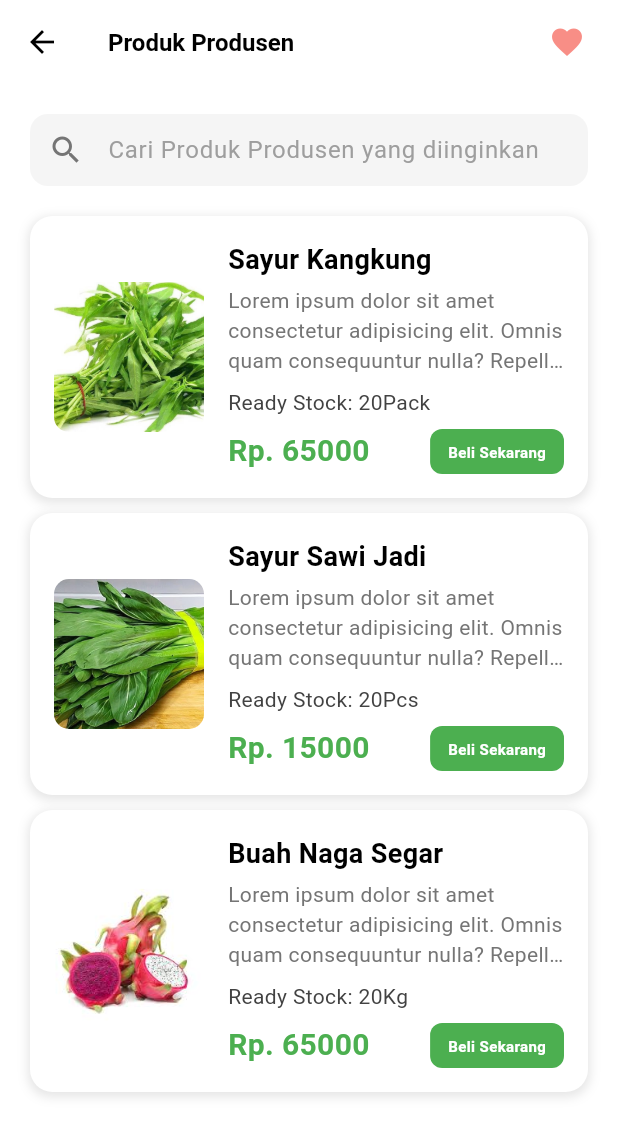
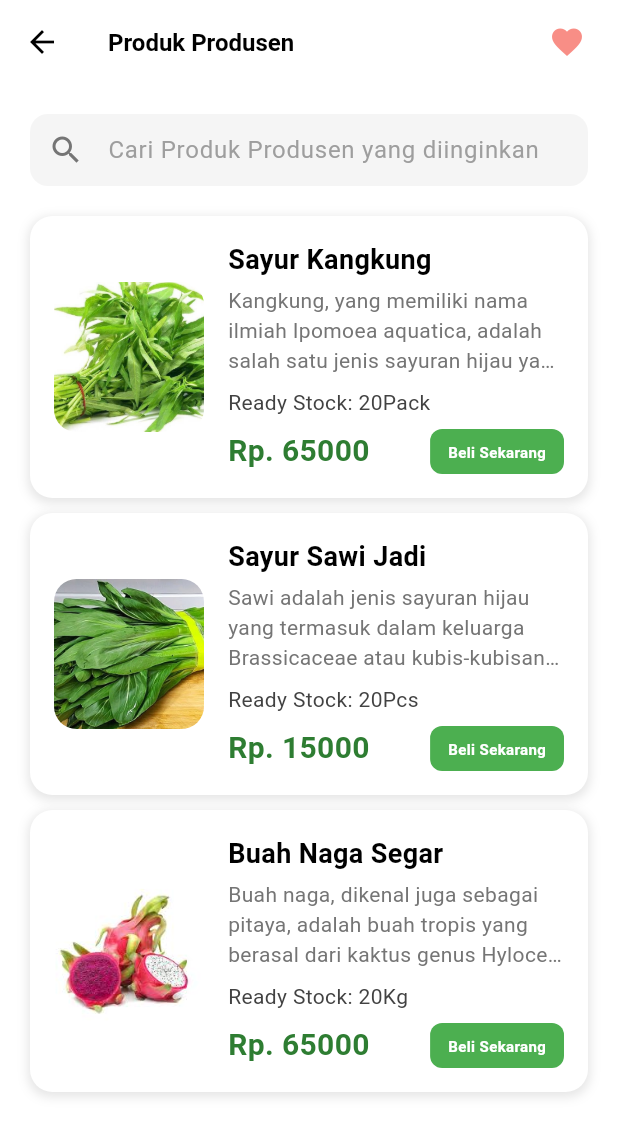
Before and after one commit to firdausmuh/agrolink_app, a Flutter app: the ProdusenScreen screen opened directly, on a phone screen of 412 x 824 dp. Shown: the top 1136 px of the screen. Run offline on Flutter 3.47's test engine with Material 3 defaults, Android fonts, the phone set to English and light mode, and no system bars; our stand-ins replace shared_preferences; missing offline and left inert: dart:ffi; accounts and stored records are empty.

Commit message:
add description for product produsen

```diff
--- a/lib/components/produk_produsen/produsen_card.dart
+++ b/lib/components/produk_produsen/produsen_card.dart
@@ -45,13 +45,15 @@ class ProdusenCard extends StatelessWidget {
               width: 100,
               height: 100,
               decoration: BoxDecoration(
-                borderRadius: BorderRadius.circular(10),
+                borderRadius: BorderRadius.circular(15),
               ),
               child: ClipRRect(
-                borderRadius: BorderRadius.circular(10),
+                borderRadius: BorderRadius.circular(15),
                 child: Image.asset(
                   imageUrl,
                   fit: BoxFit.cover,
+                  width: double.infinity,
+                  height: double.infinity,
                 ),
               ),
             ),
@@ -95,10 +97,11 @@ class ProdusenCard extends StatelessWidget {
                     children: [
                       Text(
                         'Rp. ${price.toStringAsFixed(0)}',
-                        style: const TextStyle(
+                        style: TextStyle(
                           fontSize: 20,
                           fontWeight: FontWeight.bold,
-                          color: Colors.green,
+                          //color: Colors.green[900],
+                          color: Colors.green[800]
                         ),
                       ),
                       Container(
--- a/lib/models/Produsen.dart
+++ b/lib/models/Produsen.dart
@@ -23,7 +23,7 @@ class produk_produsen {
 List<produk_produsen> produsens = [
   produk_produsen(
       title: "Sayur Kangkung",
-      description: "Lorem ipsum dolor sit amet consectetur adipisicing elit. Omnis quam consequuntur nulla? Repellat nihil quo deleniti doloremque consequuntur id pariatur?",
+      description: "Kangkung, yang memiliki nama ilmiah Ipomoea aquatica, adalah salah satu jenis sayuran hijau yang populer di banyak negara Asia, termasuk Indonesia. Kangkung dikenal sebagai sayuran yang tumbuh cepat dan mudah dibudidayakan, terutama di daerah tropis dengan banyak air.",
       readyStock: "20Pack",
       imageUrl: ['assets/images/produsen/kankung.png', 'assets/images/produsen/kankung.png'],
       harga: 65000,
@@ -33,7 +33,7 @@ List<produk_produsen> produsens = [
   ),
   produk_produsen(
       title: "Sayur Sawi Jadi",
-      description: "Lorem ipsum dolor sit amet consectetur adipisicing elit. Omnis quam consequuntur nulla? Repellat nihil quo deleniti doloremque consequuntur id pariatur?",
+      description: "Sawi adalah jenis sayuran hijau yang termasuk dalam keluarga Brassicaceae atau kubis-kubisan. Sayuran ini sering digunakan dalam berbagai masakan Asia karena rasanya yang segar dan kandungan gizinya yang tinggi. Di Indonesia, sawi sangat populer dan tersedia dalam beberapa varietas.",
       readyStock: "20Pcs",
       imageUrl: ['assets/images/produsen/sawi.png', 'assets/images/produsen/sawi.png'],
       harga: 15000,
@@ -43,7 +43,7 @@ List<produk_produsen> produsens = [
   ),
   produk_produsen(
       title: "Buah Naga Segar",
-      description: "Lorem ipsum dolor sit amet consectetur adipisicing elit. Omnis quam consequuntur nulla? Repellat nihil quo deleniti doloremque consequuntur id pariatur?",
+      description: "Buah naga, dikenal juga sebagai pitaya, adalah buah tropis yang berasal dari kaktus genus Hylocereus atau Selenicereus. Buah ini populer karena bentuknya yang unik, rasa manisnya yang menyegarkan, serta manfaat kesehatannya yang beragam.",
       readyStock: "20Kg",
       imageUrl: ['assets/images/produsen/buah_naga.png', 'assets/images/produsen/buah_naga.png'],
       harga: 65000,
--- a/lib/screens/produk_distributor/distributor_screen.dart
+++ b/lib/screens/produk_distributor/distributor_screen.dart
@@ -73,7 +73,9 @@ class _ProdukDistributorScreenState extends State<DistributorScreen> {
                                           builder: (context) =>
                                               DetailDistributorScreen(
                                                   distributor: distributor
-                                              )))
+                                              )
+                                      )
+                                  )
                                 },
                                 child: DistributorCard(
                                   name: distributor.title,
```
